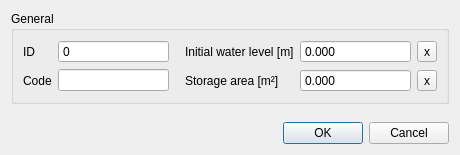
Above: threedi_schematisation_editor/forms/ui/connection_node.ui from nens/threedi-schematisation-editor before the change. Below: the same form after it.
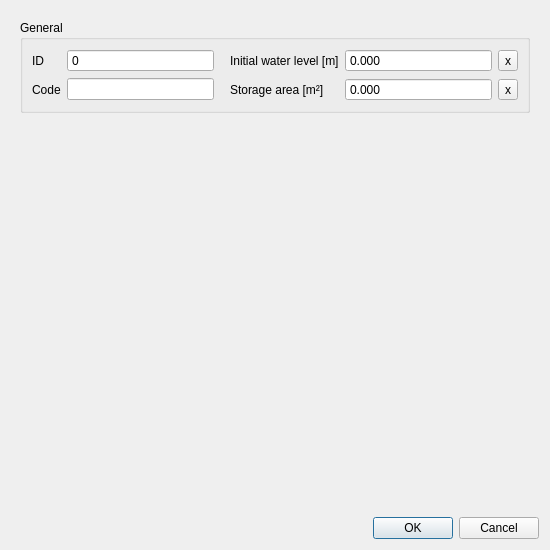
That is the form after the change.

The edit to the form file:
```diff
--- a/threedi_schematisation_editor/forms/ui/connection_node.ui
+++ b/threedi_schematisation_editor/forms/ui/connection_node.ui
@@ -6,8 +6,8 @@
    <rect>
     <x>0</x>
     <y>0</y>
-    <width>460</width>
-    <height>155</height>
+    <width>550</width>
+    <height>550</height>
    </rect>
   </property>
   <property name="windowTitle">
@@ -17,7 +17,32 @@
    <locale language="English" country="UnitedStates"/>
   </property>
   <layout class="QGridLayout" name="gridLayout">
-   <item row="3" column="0">
+   <item row="4" column="0">
+    <widget class="QDialogButtonBox" name="buttonBox">
+     <property name="standardButtons">
+      <set>QDialogButtonBox::Cancel|QDialogButtonBox::Ok</set>
+     </property>
+    </widget>
+   </item>
+   <item row="0" column="0">
+    <widget class="QScrollArea" name="scrollArea">
+     <property name="frameShape">
+      <enum>QFrame::NoFrame</enum>
+     </property>
+     <property name="widgetResizable">
+      <bool>true</bool>
+     </property>
+     <widget class="QWidget" name="scrollAreaWidgetContents">
+      <property name="geometry">
+       <rect>
+        <x>0</x>
+        <y>0</y>
+        <width>532</width>
+        <height>503</height>
+       </rect>
+      </property>
+      <layout class="QGridLayout" name="gridLayout_2">
+       <item row="0" column="0">
     <widget class="QGroupBox" name="grp_general">
      <property name="enabled">
       <bool>true</bool>
@@ -195,14 +220,7 @@
      </layout>
     </widget>
    </item>
-   <item row="5" column="0">
-    <widget class="QDialogButtonBox" name="buttonBox">
-     <property name="standardButtons">
-      <set>QDialogButtonBox::Cancel|QDialogButtonBox::Ok</set>
-     </property>
-    </widget>
-   </item>
-   <item row="4" column="0">
+       <item row="1" column="0">
     <spacer name="verticalSpacer">
      <property name="orientation">
       <enum>Qt::Vertical</enum>
@@ -214,6 +232,10 @@
       </size>
      </property>
     </spacer>
+       </item>
+      </layout>
+     </widget>
+    </widget>
    </item>
   </layout>
  </widget>
```
Lines whose indentation alone changed are shown as unchanged.
